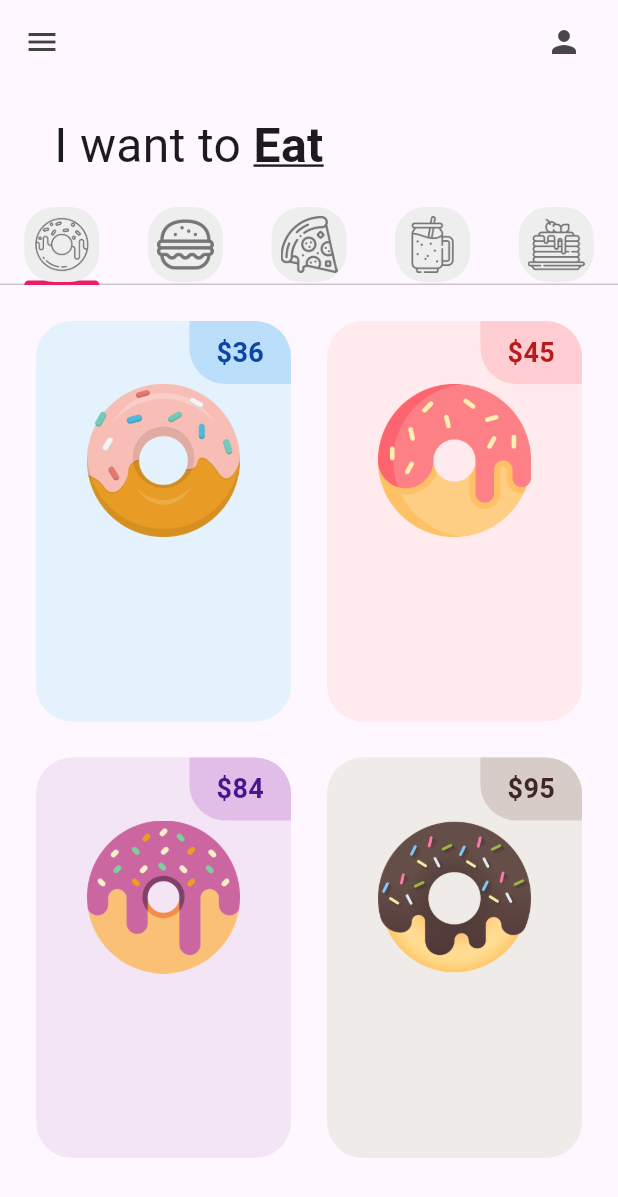
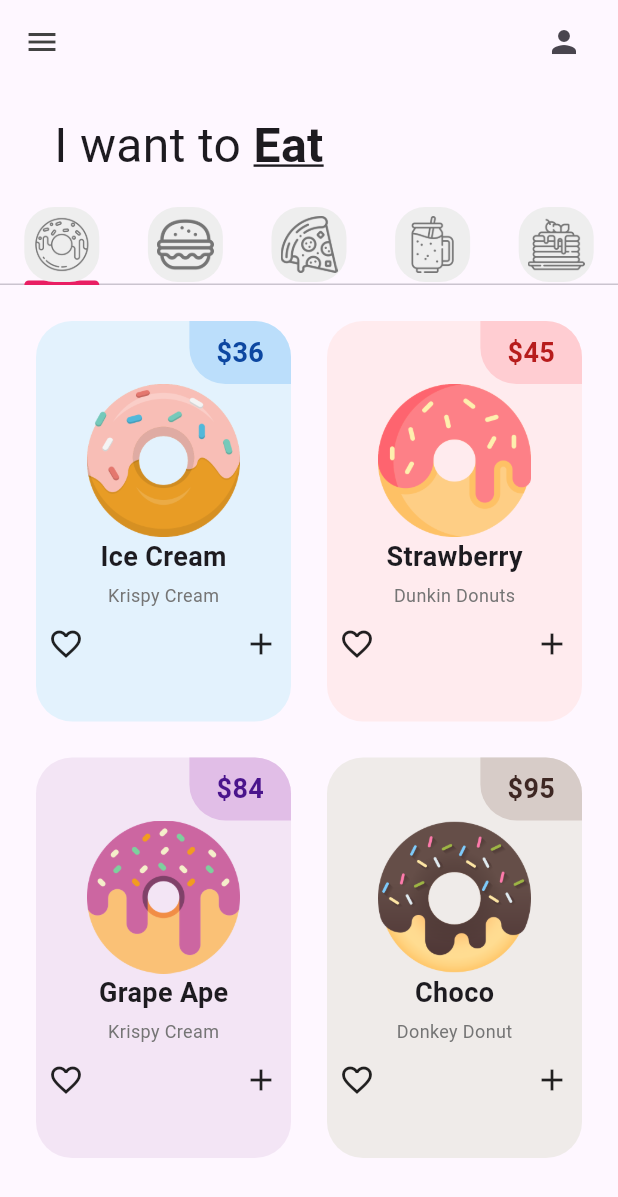
Before and after one commit to DavidFigV/donut_app_2a_figueroa, a Flutter app: the screen it shows after launch, on a phone screen of 412 x 824 dp. Shown: the top 1197 px of the screen. Run offline on Flutter 3.47's test engine with Material 3 defaults, Android fonts, the phone set to English and light mode, and no system bars.

Commit message:
DonutTile Finished

```diff
--- a/lib/tabs/donut_tab.dart
+++ b/lib/tabs/donut_tab.dart
@@ -3,11 +3,35 @@ import 'package:flutter/material.dart';
 
 class DonutTab extends StatelessWidget {
   final List donutOnSale = [
-    // [ donutFlavor, donutPrice, donutColor, imageName ]
-    ["Ice Cream", "36", Colors.blue, "lib/images/icecream_donut.png"],
-    ["Strawberry", "45", Colors.red, "lib/images/strawberry_donut.png"],
-    ["Grape Ape", "84", Colors.purple, "lib/images/grape_donut.png"],
-    ["Choco", "95", Colors.brown, "lib/images/chocolate_donut.png"],
+    // [ donutFlavor, donutStore, donutPrice, donutColor, imageName ]
+    [
+      "Ice Cream",
+      "Krispy Cream",
+      "36",
+      Colors.blue,
+      "lib/images/icecream_donut.png"
+    ],
+    [
+      "Strawberry",
+      "Dunkin Donuts",
+      "45",
+      Colors.red,
+      "lib/images/strawberry_donut.png"
+    ],
+    [
+      "Grape Ape",
+      "Krispy Cream",
+      "84",
+      Colors.purple,
+      "lib/images/grape_donut.png"
+    ],
+    [
+      "Choco",
+      "Donkey Donut",
+      "95",
+      Colors.brown,
+      "lib/images/chocolate_donut.png"
+    ],
   ];
   DonutTab({super.key});
 
@@ -27,9 +51,10 @@ class DonutTab extends StatelessWidget {
           //Elemento individual de la cuadrícula
           return DonutTile(
               donutFlavor: donutOnSale[index][0],
-              donutPrice: donutOnSale[index][1],
-              donutColor: donutOnSale[index][2],
-              imageName: donutOnSale[index][3]);
+              donutStore: donutOnSale[index][1],
+              donutPrice: donutOnSale[index][2],
+              donutColor: donutOnSale[index][3],
+              imageName: donutOnSale[index][4]);
         });
   }
 }
--- a/lib/utils/donut_tile.dart
+++ b/lib/utils/donut_tile.dart
@@ -6,14 +6,15 @@ class DonutTile extends StatelessWidget {
   final dynamic
       donutColor; //dynamic porque será de tipo Color y también usará []
   final String imageName;
+  final String donutStore;
 
-  const DonutTile({
-    super.key,
-    required this.donutFlavor,
-    required this.donutPrice,
-    required this.donutColor,
-    required this.imageName,
-  });
+  const DonutTile(
+      {super.key,
+      required this.donutFlavor,
+      required this.donutPrice,
+      required this.donutColor,
+      required this.imageName,
+      required this.donutStore});
 
   @override
   Widget build(BuildContext context) {
@@ -51,9 +52,31 @@ class DonutTile extends StatelessWidget {
               Padding(
                 padding: const EdgeInsets.symmetric(horizontal: 34),
                 child: Image.asset(imageName),
+              ),
+              //Donut flavor text
+              Text(donutFlavor,
+                  style: const TextStyle(
+                      fontWeight: FontWeight.bold, fontSize: 18)),
+              //Espacio entre texto
+              const SizedBox(
+                height: 4,
+              ),
+              //DonutStore
+              Text(donutStore,
+                  style: TextStyle(
+                      fontWeight: FontWeight.normal,
+                      fontSize: 12,
+                      color: Colors.grey[600])),
+              //Espacio entre textos
+              const SizedBox(height: 4),
+              //Love icon + add button
+              Padding(
+                padding: const EdgeInsets.all(8.0),
+                child: Row(
+                  mainAxisAlignment: MainAxisAlignment.spaceBetween,
+                  children: [Icon(Icons.favorite_border), Icon(Icons.add)],
+                ),
               )
-              //Donut flacor text
-              //Love icon + add button
             ],
           )),
     );
```
